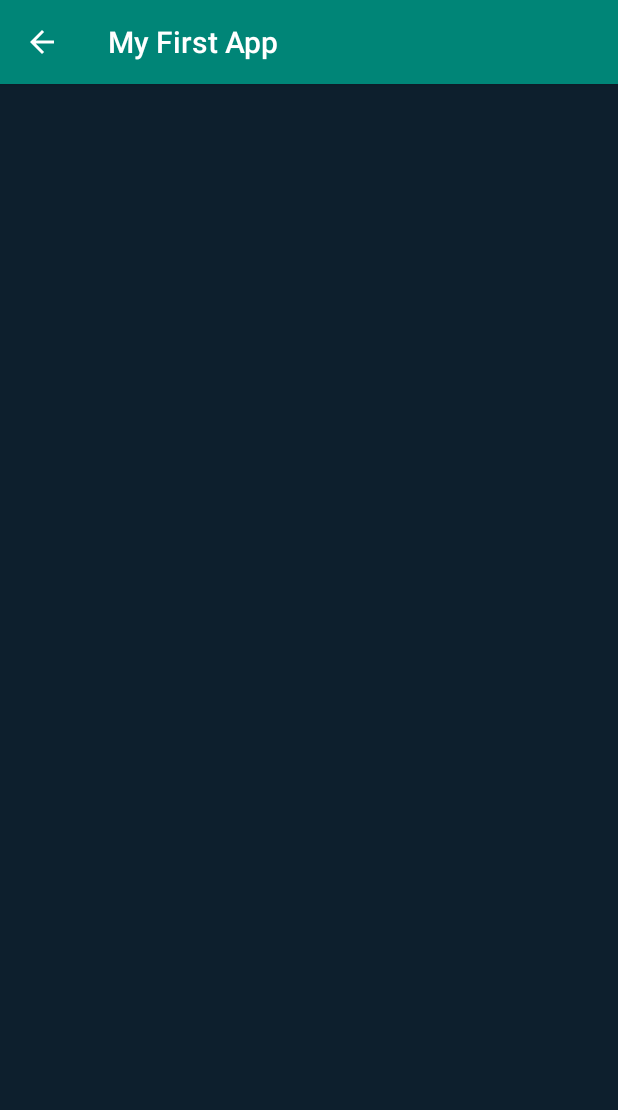
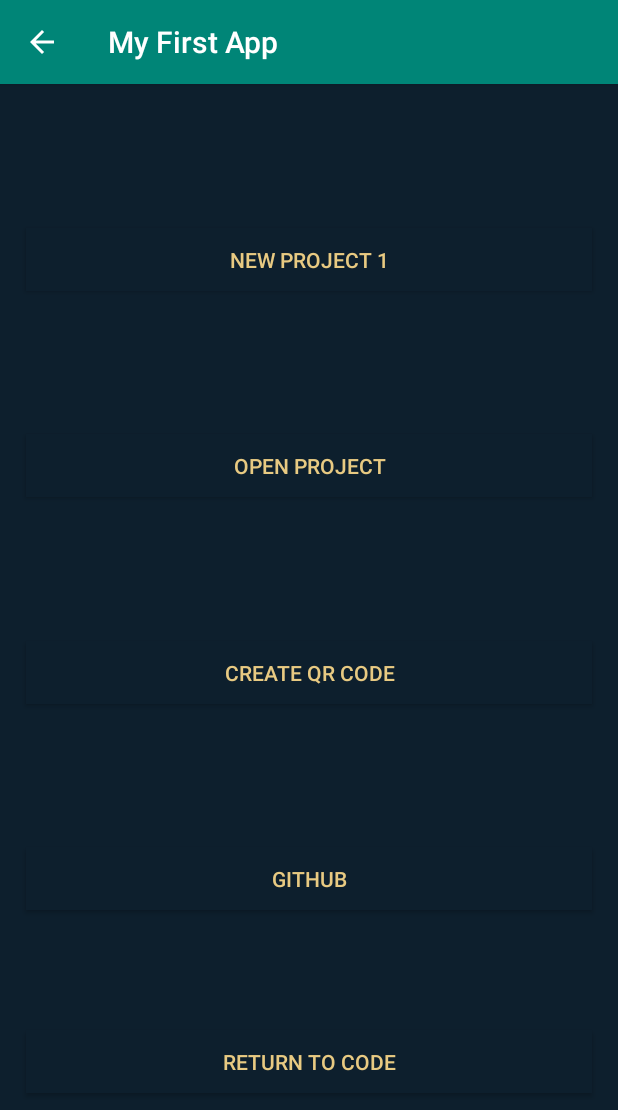
Before and after one commit to what-will-we-do-now/android-ide, an Android app: the HomeScreenActivity screen opened directly, with no data from a screen before it, on a phone screen of 412 x 824 dp. Shown: the top 1110 px of the screen. Run offline under Robolectric (Android 15) with nearby library versions, the phone set to English and light mode, and no system bars.

Commit message:
Commitment Issues

```diff
--- a/app/src/main/java/uk/ac/tees/v8036651/myfirstapp/HomeScreenActivity.java
+++ b/app/src/main/java/uk/ac/tees/v8036651/myfirstapp/HomeScreenActivity.java
@@ -9,5 +9,7 @@ public class HomeScreenActivity extends AppCompatActivity {
     protected void onCreate(Bundle savedInstanceState) {
         super.onCreate(savedInstanceState);
         setContentView(R.layout.home_screen);
+        //Test
+        //Commit
     }
 }
--- a/app/src/main/res/layout/home_screen.xml
+++ b/app/src/main/res/layout/home_screen.xml
@@ -1,8 +1,94 @@
 <?xml version="1.0" encoding="utf-8"?>
-<LinearLayout xmlns:android="http://schemas.android.com/apk/res/android"
+<androidx.constraintlayout.widget.ConstraintLayout xmlns:android="http://schemas.android.com/apk/res/android"
+    xmlns:app="http://schemas.android.com/apk/res-auto"
+    xmlns:tools="http://schemas.android.com/tools"
+    android:id="@+id/linearLayout"
     android:layout_width="match_parent"
     android:layout_height="match_parent"
-    android:background="#0D1F2D"
-    android:orientation="vertical">
+    android:background="#0D1F2D">
 
-</LinearLayout>
+    <Button
+        android:id="@+id/btnNewProject"
+        android:layout_width="377dp"
+        android:layout_height="42dp"
+        android:layout_marginStart="16dp"
+        android:layout_marginTop="16dp"
+        android:layout_marginEnd="16dp"
+        android:background="#0D1F2D"
+        android:baselineAligned="false"
+        android:text="New Project 1"
+        android:textColor="#E8CA82"
+        app:layout_constraintBottom_toTopOf="@+id/btnOpenProject"
+        app:layout_constraintEnd_toEndOf="parent"
+        app:layout_constraintHorizontal_bias="0.5"
+        app:layout_constraintStart_toStartOf="parent"
+        app:layout_constraintTop_toTopOf="parent" />
+
+    <Button
+        android:id="@+id/btnOpenProject"
+        android:layout_width="377dp"
+        android:layout_height="42dp"
+        android:layout_marginStart="16dp"
+        android:layout_marginTop="16dp"
+        android:layout_marginEnd="16dp"
+        android:background="#0D1F2D"
+        android:baselineAligned="false"
+        android:text="Open Project"
+        android:textColor="#E8CA82"
+        app:layout_constraintBottom_toTopOf="@+id/btnCreateQRCode"
+        app:layout_constraintEnd_toEndOf="parent"
+        app:layout_constraintHorizontal_bias="0.5"
+        app:layout_constraintStart_toStartOf="parent"
+        app:layout_constraintTop_toBottomOf="@+id/btnNewProject" />
+
+    <Button
+        android:id="@+id/btnCreateQRCode"
+        android:layout_width="377dp"
+        android:layout_height="42dp"
+        android:layout_marginStart="16dp"
+        android:layout_marginTop="16dp"
+        android:layout_marginEnd="16dp"
+        android:background="#0D1F2D"
+        android:baselineAligned="false"
+        android:text="Create QR Code"
+        android:textColor="#E8CA82"
+        app:layout_constraintBottom_toTopOf="@+id/btnGitHub"
+        app:layout_constraintEnd_toEndOf="parent"
+        app:layout_constraintHorizontal_bias="0.5"
+        app:layout_constraintStart_toStartOf="parent"
+        app:layout_constraintTop_toBottomOf="@+id/btnOpenProject" />
+
+    <Button
+        android:id="@+id/btnGitHub"
+        android:layout_width="377dp"
+        android:layout_height="42dp"
+        android:layout_marginStart="16dp"
+        android:layout_marginTop="16dp"
+        android:layout_marginEnd="16dp"
+        android:background="#0D1F2D"
+        android:baselineAligned="false"
+        android:text="GitHub"
+        android:textColor="#E8CA82"
+        app:layout_constraintBottom_toTopOf="@+id/btnGotoCode"
+        app:layout_constraintEnd_toEndOf="parent"
+        app:layout_constraintHorizontal_bias="0.5"
+        app:layout_constraintStart_toStartOf="parent"
+        app:layout_constraintTop_toBottomOf="@+id/btnCreateQRCode" />
+
+    <Button
+        android:id="@+id/btnGotoCode"
+        android:layout_width="377dp"
+        android:layout_height="42dp"
+        android:layout_marginStart="16dp"
+        android:layout_marginEnd="16dp"
+        android:layout_marginBottom="16dp"
+        android:background="#0D1F2D"
+        android:baselineAligned="false"
+        android:text="Return to Code"
+        android:textColor="#E8CA82"
+        app:layout_constraintBottom_toBottomOf="parent"
+        app:layout_constraintEnd_toEndOf="parent"
+        app:layout_constraintHorizontal_bias="0.5"
+        app:layout_constraintStart_toStartOf="parent"
+        app:layout_constraintTop_toBottomOf="@+id/btnGitHub" />
+</androidx.constraintlayout.widget.ConstraintLayout>
```
